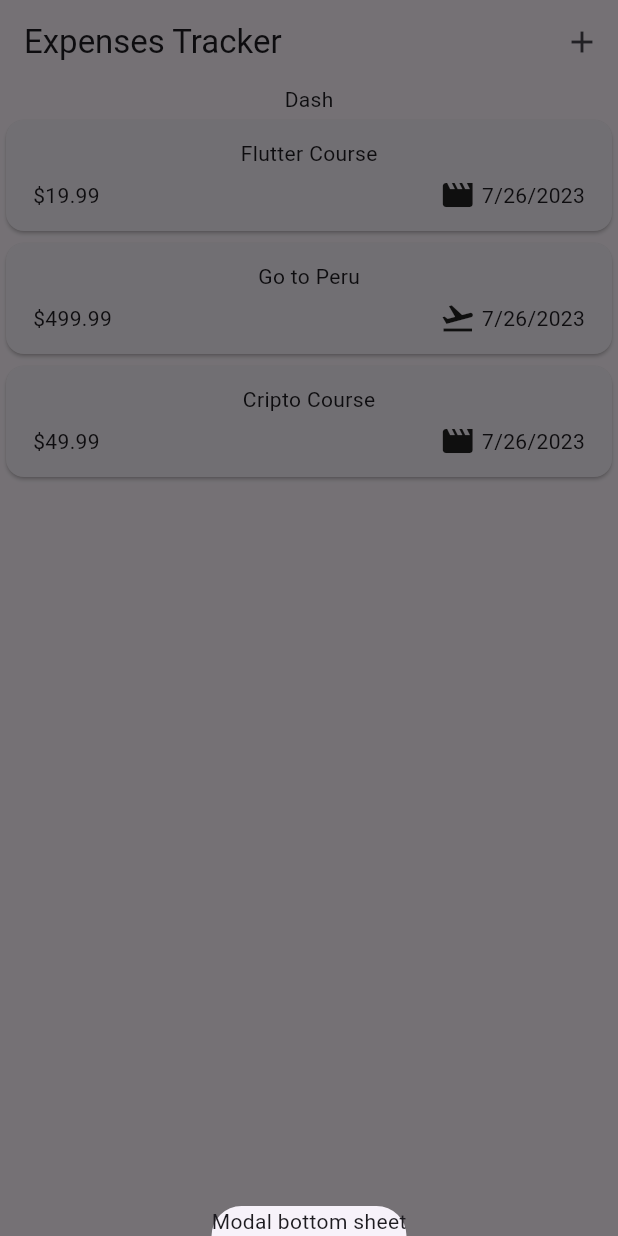
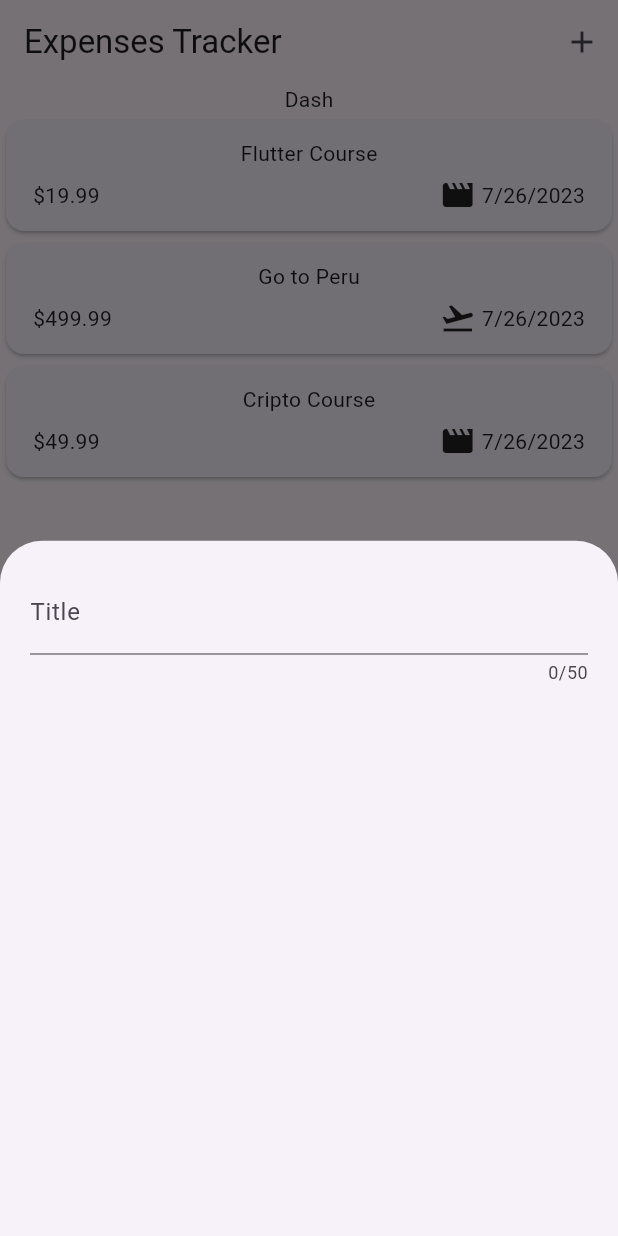
Before and after one commit to JoaoVitorLima242/expenses_tracker, a Flutter app: the screen it shows after launch, after a tap on the "add" icon, on a phone screen of 412 x 824 dp. Run offline on Flutter 3.47's test engine with Material 2 defaults, Android fonts, the phone set to English and light mode, and no system bars.

Commit message:
starting modal widget

```diff
--- /dev/null
+++ b/lib/custom_widgets/new_expense_bottom_sheet.dart
@@ -0,0 +1,30 @@
+import 'package:flutter/material.dart';
+
+class NewExpensesBottomSheet extends StatefulWidget {
+  const NewExpensesBottomSheet({super.key});
+
+  @override
+  State<NewExpensesBottomSheet> createState() {
+    return _NewExpensesBottomSheet();
+  }
+}
+
+class _NewExpensesBottomSheet extends State<NewExpensesBottomSheet> {
+  @override
+  Widget build(BuildContext context) {
+    return Container(
+      width: double.infinity,
+      padding: const EdgeInsets.all(20),
+      child: const Column(
+        children: [
+          TextField(
+            maxLength: 50,
+            decoration: InputDecoration(
+              label: Text('Title'),
+            ),
+          ),
+        ],
+      ),
+    );
+  }
+}
--- a/lib/screens/expenses_screen.dart
+++ b/lib/screens/expenses_screen.dart
@@ -1,4 +1,5 @@
 import 'package:expenses_tracker/custom_widgets/expenses_list.dart';
+import 'package:expenses_tracker/custom_widgets/new_expense_bottom_sheet.dart';
 import 'package:expenses_tracker/models/expense.dart';
 import 'package:flutter/material.dart';
 
@@ -15,7 +16,7 @@ class _ExpenseScreen extends State<ExpensesScreen> {
   void _openAddExpenseModal() {
     showModalBottomSheet(
       context: context,
-      builder: (ctx) => const Text('Modal bottom sheet'),
+      builder: (ctx) => const NewExpensesBottomSheet(),
     );
   }
 
```
